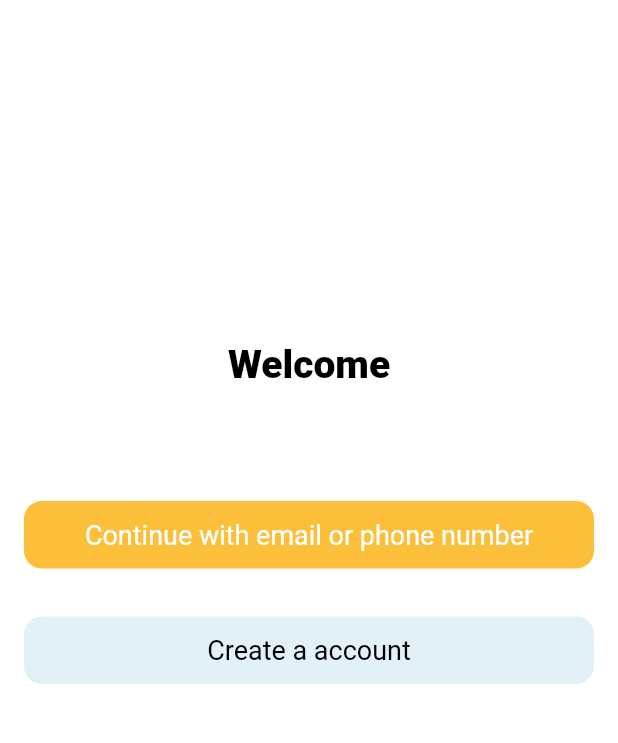
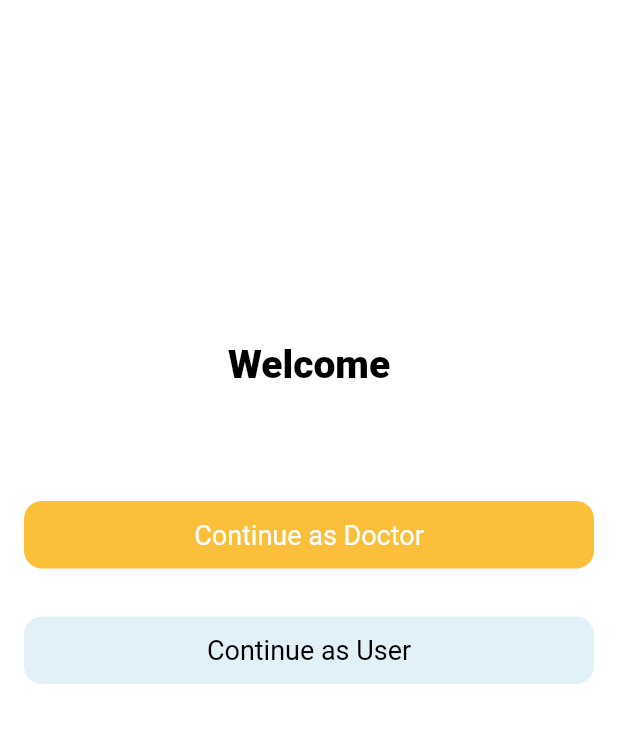
Before and after one commit to UsmanAfzal8/charpai, a Flutter app: the screen it shows after launch, on a phone screen of 412 x 824 dp, the part 474-1217 px from its top. Run offline on Flutter 3.47's test engine with Material 2 defaults, Android fonts, the phone set to English and light mode, and no system bars; our stand-ins replace card_swiper, cloud_firestore, firebase_auth, firebase_core, firebase_storage, go_router and 6 more; accounts and stored records are empty.

Commit message:
doctor upload

```diff
--- a/lib/database/app_user/auth_method.dart
+++ b/lib/database/app_user/auth_method.dart
@@ -11,7 +11,7 @@ class AuthMethods {
   static String get uid => _auth.currentUser?.uid ?? '';
  static String get phoneNumber => _auth.currentUser?.phoneNumber ?? '';
 
-  Future<int> verifyOTP(String verificationId, String otp) async {
+  Future<int> verifyOTP(String verificationId, String otp,String col) async {
     try {
       PhoneAuthCredential phoneAuthCredential = PhoneAuthProvider.credential(
           verificationId: verificationId, smsCode: otp);
@@ -20,7 +20,7 @@ class AuthMethods {
 
       if (authCredential.user != null) {
         final AppUser? appUser =
-            await UserApi().user(uid: authCredential.user!.uid);
+            await UserApi().user(uid: authCredential.user!.uid,col:col );
         if (appUser == null) return 0; // User is New on App
         return 1; // User Already Exist NO new info needed
       }
--- a/lib/database/app_user/user_api.dart
+++ b/lib/database/app_user/user_api.dart
@@ -2,31 +2,34 @@
 import 'dart:io';
 import 'package:cloud_firestore/cloud_firestore.dart';
 import 'package:firebase_storage/firebase_storage.dart';
+import 'package:provider/provider.dart';
 
 import '../../models/app_user/app_user.dart';
+import '../../providers/user_change_provider.dart';
 import '../../widgets/custom_widgets/custom_toast.dart';
 import 'auth_method.dart';
 
 class UserApi {
+
   static const String _collection = 'users';
   static final FirebaseFirestore _instance = FirebaseFirestore.instance;
-  Future<AppUser?> user({required String uid}) async {
+  Future<AppUser?> user({required String uid,required String col}) async {
     final DocumentSnapshot<Map<String, dynamic>> doc =
-        await _instance.collection(_collection).doc(uid).get();
+        await _instance.collection(col).doc(uid).get();
     if (!doc.exists) return null;
     final AppUser appUser = AppUser.fromDoc(doc);
     return appUser;
   }
-Future<bool> register({required AppUser user}) async {
+Future<bool> register({required AppUser user,required String col}) async {
     try {
-      await _instance.collection(_collection).doc(user.uid).set(user.toMap());
+      await _instance.collection(col).doc(user.uid).set(user.toMap());
       return true;
     } catch (e) {
       CustomToast.errorToast(message: e.toString());
       return false;
     }
   }
-  Future<String?> uploadProfilePhoto({required File file}) async {
+  Future<String?> uploadProfilePhoto({required File file,required String col}) async {
     try {
       TaskSnapshot snapshot = await FirebaseStorage.instance
           .ref('profile_photos/${AuthMethods.uid}')
--- a/lib/main.dart
+++ b/lib/main.dart
@@ -8,6 +8,7 @@ import 'providers/cart_provider.dart';
 import 'providers/categories_provider.dart';
 import 'providers/product_provider.dart';
 import 'providers/provider.dart';
+import 'providers/user_change_provider.dart';
 import 'screens/auth/phone_registration/phone_number_screen.dart';
 import 'screens/screens.dart';
 
@@ -31,8 +32,20 @@ class MyApp extends StatelessWidget {
         ChangeNotifierProvider<CartProvider>(
           create: (BuildContext context) => CartProvider(),
         ),
-        ChangeNotifierProvider<AuthProvider>(
-          create: (BuildContext context) => AuthProvider(),
+        // ChangeNotifierProvider<AuthProvider>(
+        //   create: (BuildContext context) => AuthProvider(),
+        // ),
+        ChangeNotifierProxyProvider<UserChangeProvider,AuthProvider>(
+
+          create: (BuildContext context) =>AuthProvider(),
+          update: (BuildContext ctx, UserChangeProvider userPro,
+                   AuthProvider? authPro) =>
+              authPro!..refresh(userPro),
+        ),
+
+
+        ChangeNotifierProvider<UserChangeProvider>(
+          create: (BuildContext context) => UserChangeProvider(),
         ),
         ChangeNotifierProvider<AppThemeProvider>.value(
           value: AppThemeProvider(),
--- a/lib/providers/auth_provider.dart
+++ b/lib/providers/auth_provider.dart
@@ -1,6 +1,7 @@
 import 'dart:io';
 import 'dart:typed_data';
 
+import 'package:charpi/providers/user_change_provider.dart';
 import 'package:firebase_auth/firebase_auth.dart';
 import 'package:flutter/material.dart';
 import 'package:image_picker/image_picker.dart';
@@ -21,6 +22,8 @@ class AuthProvider extends ChangeNotifier {
   //
   // REGISTER FUNCTIONS
   //
+
+
   Future<void> onRegister(BuildContext context) async {
     if (_phoneNumber == null || AuthMethods.getCurrentUser == null) {
       CustomToast.errorToast(message: 'Enter Phone Number again');
@@ -59,7 +62,7 @@ class AuthProvider extends ChangeNotifier {
         ),
       );
 
-      final bool added = await UserApi().register(user: appuser);
+      final bool added = await UserApi().register(user: appuser, col: colection);
       _isRegsiterScreenLoading = false;
       notifyListeners();
       if (added) {
@@ -125,7 +128,7 @@ class AuthProvider extends ChangeNotifier {
 
   Future<int> varifyOTP(String otp) async {
     if (_verificationId == null) return 0;
-    final int num = await AuthMethods().verifyOTP(_verificationId!, otp);
+    final int num = await AuthMethods().verifyOTP(_verificationId!, otp,colection);
     return num;
   }
 
@@ -179,4 +182,10 @@ class AuthProvider extends ChangeNotifier {
   bool get isRegsiterScreenLoadingn => _isRegsiterScreenLoading;
 
   Uint8List? get profilePhoto => _profilePhoto;
+  String colection='users';
+  refresh(UserChangeProvider userPro) {
+   colection=userPro.currentperson;
+   notifyListeners();
+
+  }
 }
--- /dev/null
+++ b/lib/providers/user_change_provider.dart
@@ -0,0 +1,10 @@
+import 'package:flutter/cupertino.dart';
+
+class UserChangeProvider with ChangeNotifier {
+  String _currentperson = '';
+  String get currentperson => _currentperson;
+  void currentper(String value) {
+    _currentperson = value;
+    notifyListeners();
+  }
+}
--- a/lib/screens/auth/auth_screen.dart
+++ b/lib/screens/auth/auth_screen.dart
@@ -1,7 +1,11 @@
+import 'package:charpi/screens/auth/phone_registration/otp_screen.dart';
 import 'package:flutter/material.dart';
+import 'package:provider/provider.dart';
+import '../../providers/user_change_provider.dart';
 import '../../utilities/app_images.dart';
 import '../../widgets/custom_widgets/custom_widget.dart';
 import 'login_screen.dart';
+import 'phone_registration/phone_number_screen.dart';
 import 'signup-screen.dart';
 
 class AuthScreen extends StatelessWidget {
@@ -9,6 +13,7 @@ class AuthScreen extends StatelessWidget {
   static const String routeName = '/authscren';
   @override
   Widget build(BuildContext context) {
+    UserChangeProvider userPro = Provider.of<UserChangeProvider>(context);
     return Scaffold(
       body: SafeArea(
         child: Padding(
@@ -20,26 +25,31 @@ class AuthScreen extends StatelessWidget {
               const ForText(name: 'Welcome', bold: true, size: 26),
               const SizedBox(height: 70),
               CustomElevatedButton(
-                title: 'Continue with email or phone number',
+                title: 'Continue as Doctor',
                 onTap: () {
+                  userPro.currentper('doctors');
                   Navigator.push(
                     context,
                     // ignore: always_specify_types
                     MaterialPageRoute(
-                        builder: (BuildContext context) => LoginScreen()),
+                      builder: (BuildContext context) =>
+                          const PhoneNumberScreen(),
+                    ),
                   );
                 },
               ),
               const SizedBox(height: 20),
               CustomElevatedButton(
-                title: 'Create a account',
+                title: 'Continue as User',
                 onTap: () {
+                  userPro.currentper('users');
                   Navigator.push(
                     context,
                     // ignore: always_specify_types
                     MaterialPageRoute(
-                        builder: (BuildContext context) =>
-                             SignupScreen()),
+                      builder: (BuildContext context) =>
+                          const PhoneNumberScreen(),
+                    ),
                   );
                 },
                 bgColor: const Color(0xffE2F0F7),
```
